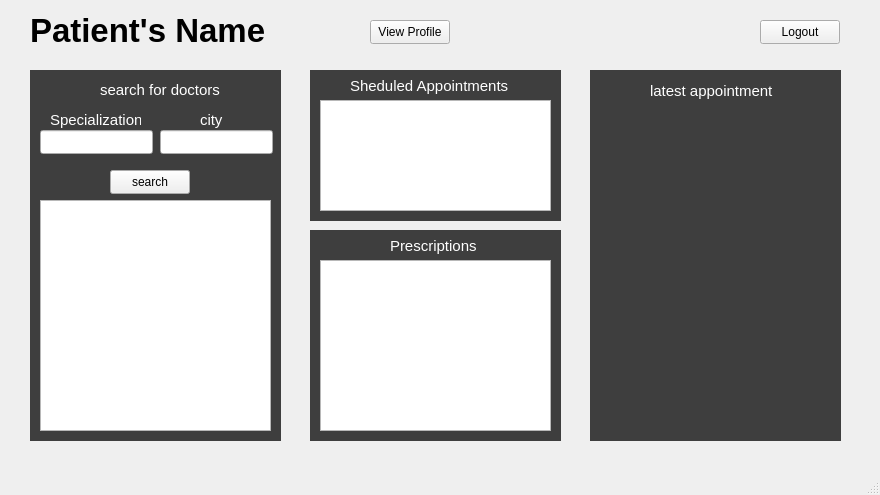
First picture: the form in dashboard_patient.ui, repository pratham-0204/VedSync, before the edit.
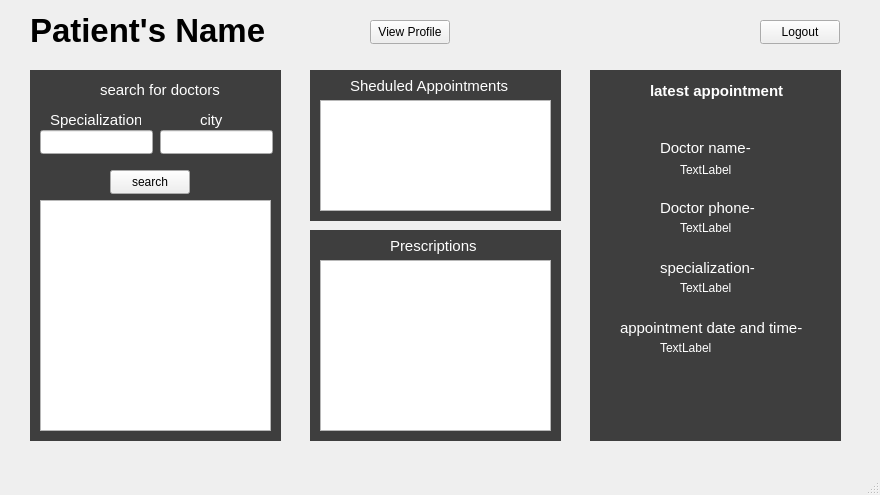
Second picture: the form after the edit.

The edit to the form file:
```diff
--- a/dashboard_patient.ui
+++ b/dashboard_patient.ui
@@ -93,6 +93,11 @@
       <height>371</height>
      </rect>
     </property>
+    <property name="font">
+     <font>
+      <pointsize>11</pointsize>
+     </font>
+    </property>
     <property name="styleSheet">
      <string notr="true">
 background-color: rgb(62, 62, 62);</string>
@@ -280,13 +285,14 @@
      <rect>
       <x>650</x>
       <y>80</y>
-      <width>131</width>
+      <width>151</width>
       <height>21</height>
      </rect>
     </property>
     <property name="font">
      <font>
       <pointsize>11</pointsize>
+      <bold>true</bold>
      </font>
     </property>
     <property name="styleSheet">
@@ -322,6 +328,154 @@
      <string>View Profile</string>
     </property>
    </widget>
+   <widget class="QLabel" name="label_12">
+    <property name="geometry">
+     <rect>
+      <x>660</x>
+      <y>140</y>
+      <width>91</width>
+      <height>16</height>
+     </rect>
+    </property>
+    <property name="font">
+     <font>
+      <pointsize>11</pointsize>
+     </font>
+    </property>
+    <property name="styleSheet">
+     <string notr="true">color: rgb(255, 255, 255);</string>
+    </property>
+    <property name="text">
+     <string>Doctor name-</string>
+    </property>
+   </widget>
+   <widget class="QLabel" name="label_13">
+    <property name="geometry">
+     <rect>
+      <x>660</x>
+      <y>200</y>
+      <width>111</width>
+      <height>16</height>
+     </rect>
+    </property>
+    <property name="font">
+     <font>
+      <pointsize>11</pointsize>
+     </font>
+    </property>
+    <property name="styleSheet">
+     <string notr="true">color: rgb(255, 255, 255);</string>
+    </property>
+    <property name="text">
+     <string>Doctor phone-</string>
+    </property>
+   </widget>
+   <widget class="QLabel" name="label_14">
+    <property name="geometry">
+     <rect>
+      <x>660</x>
+      <y>260</y>
+      <width>101</width>
+      <height>16</height>
+     </rect>
+    </property>
+    <property name="font">
+     <font>
+      <pointsize>11</pointsize>
+     </font>
+    </property>
+    <property name="styleSheet">
+     <string notr="true">color: rgb(255, 255, 255);</string>
+    </property>
+    <property name="text">
+     <string>specialization-</string>
+    </property>
+   </widget>
+   <widget class="QLabel" name="label_15">
+    <property name="geometry">
+     <rect>
+      <x>620</x>
+      <y>320</y>
+      <width>201</width>
+      <height>16</height>
+     </rect>
+    </property>
+    <property name="font">
+     <font>
+      <pointsize>11</pointsize>
+     </font>
+    </property>
+    <property name="styleSheet">
+     <string notr="true">color: rgb(255, 255, 255);</string>
+    </property>
+    <property name="text">
+     <string>appointment date and time-</string>
+    </property>
+   </widget>
+   <widget class="QLabel" name="label_16">
+    <property name="geometry">
+     <rect>
+      <x>680</x>
+      <y>160</y>
+      <width>91</width>
+      <height>20</height>
+     </rect>
+    </property>
+    <property name="styleSheet">
+     <string notr="true">color: rgb(255, 255, 255);</string>
+    </property>
+    <property name="text">
+     <string>TextLabel</string>
+    </property>
+   </widget>
+   <widget class="QLabel" name="label_17">
+    <property name="geometry">
+     <rect>
+      <x>680</x>
+      <y>220</y>
+      <width>91</width>
+      <height>16</height>
+     </rect>
+    </property>
+    <property name="styleSheet">
+     <string notr="true">color: rgb(255, 255, 255);</string>
+    </property>
+    <property name="text">
+     <string>TextLabel</string>
+    </property>
+   </widget>
+   <widget class="QLabel" name="label_18">
+    <property name="geometry">
+     <rect>
+      <x>680</x>
+      <y>280</y>
+      <width>91</width>
+      <height>16</height>
+     </rect>
+    </property>
+    <property name="styleSheet">
+     <string notr="true">color: rgb(255, 255, 255);</string>
+    </property>
+    <property name="text">
+     <string>TextLabel</string>
+    </property>
+   </widget>
+   <widget class="QLabel" name="label_19">
+    <property name="geometry">
+     <rect>
+      <x>660</x>
+      <y>340</y>
+      <width>111</width>
+      <height>16</height>
+     </rect>
+    </property>
+    <property name="styleSheet">
+     <string notr="true">color: rgb(255, 255, 255);</string>
+    </property>
+    <property name="text">
+     <string>TextLabel</string>
+    </property>
+   </widget>
   </widget>
   <widget class="QMenuBar" name="menubar">
    <property name="geometry">
```
